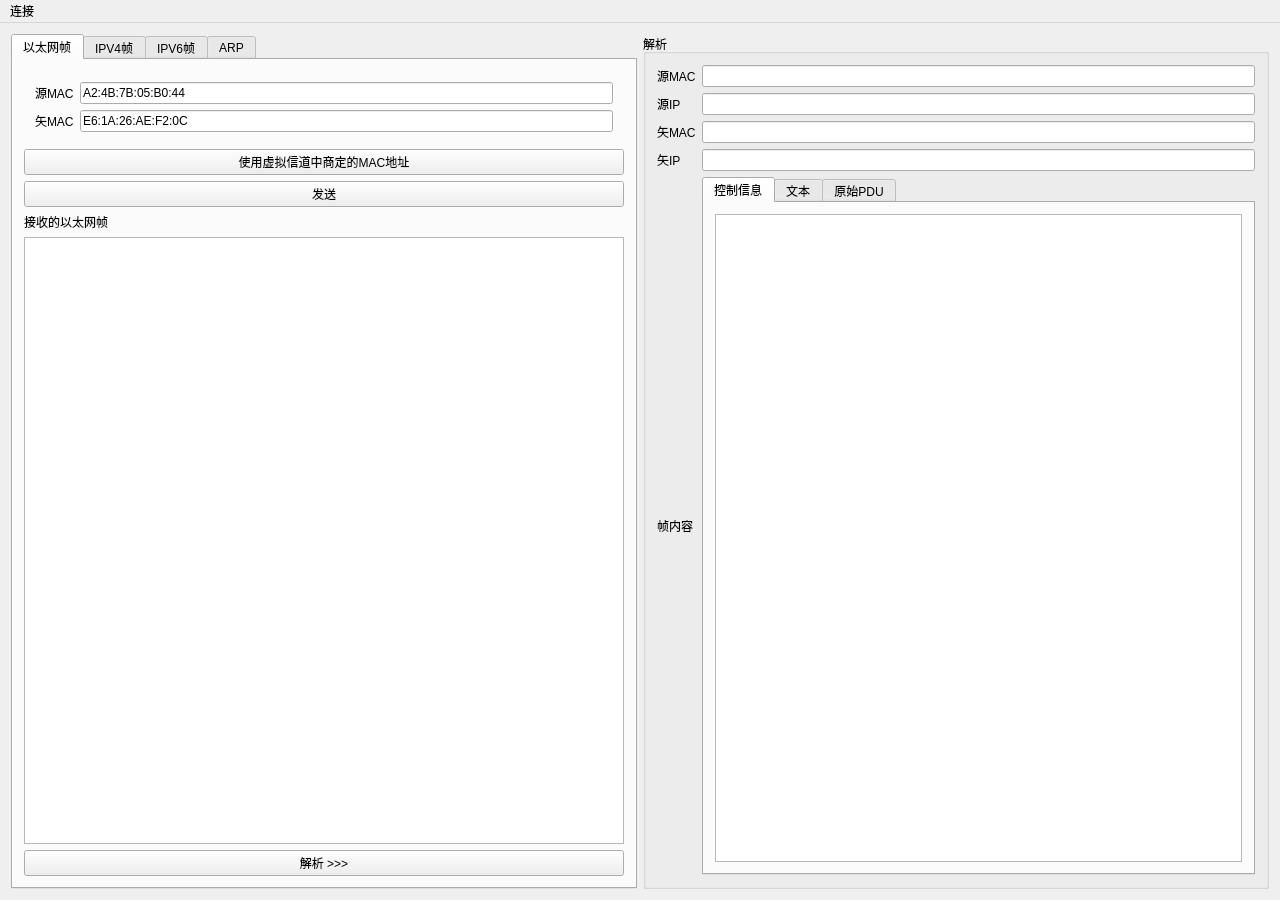
This is UI/mainwindow.ui in liricliu/PDUPacker as Qt 5 draws it before an edit. The edited form follows.
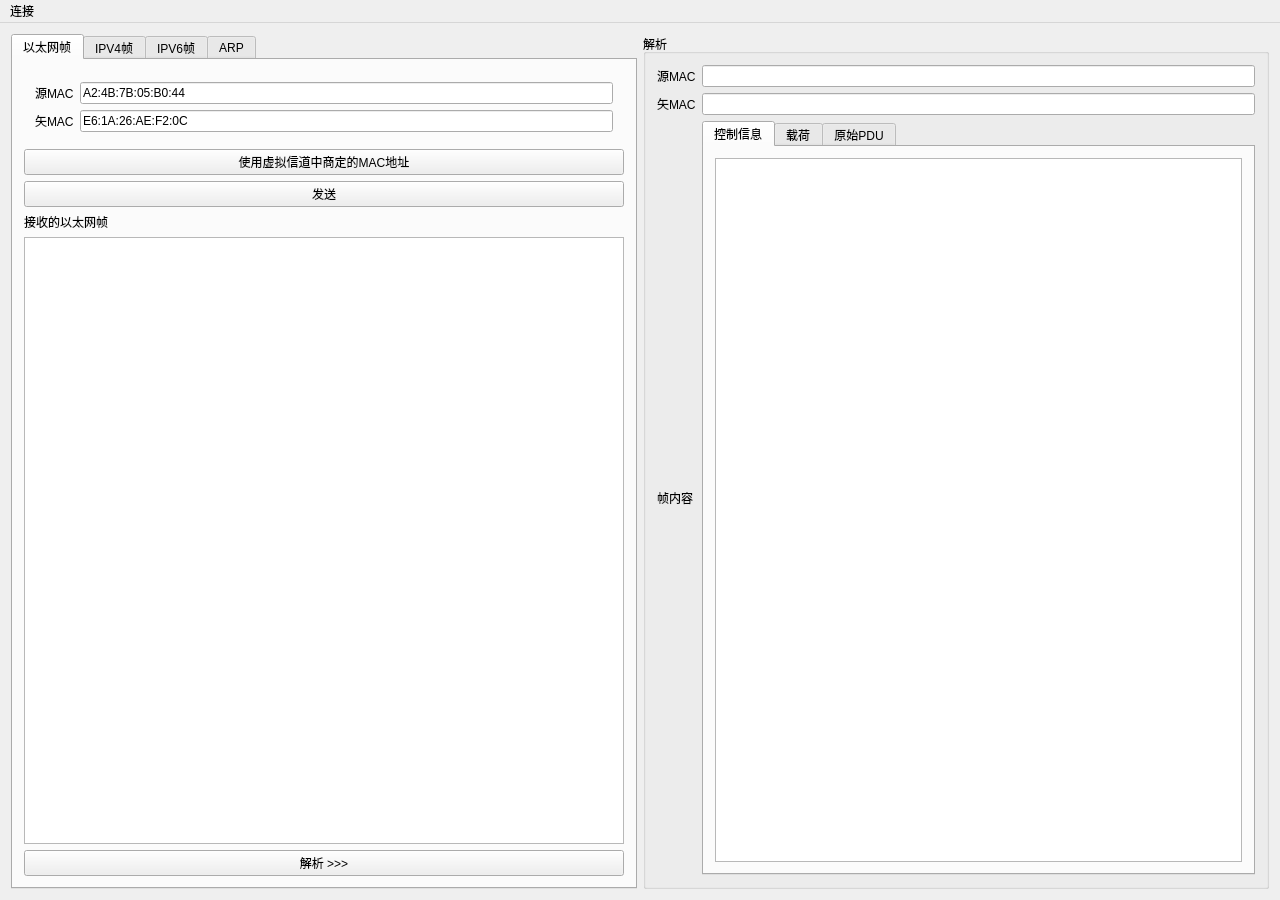
This is the edited form.

Commit message: 完成了IPV4载荷的检验

What changed in the file:
```diff
--- a/UI/mainwindow.ui
+++ b/UI/mainwindow.ui
@@ -724,6 +724,27 @@
       </property>
       <layout class="QGridLayout" name="gridLayout_3">
        <item row="3" column="0">
+        <widget class="QLabel" name="label_8">
+         <property name="text">
+          <string>帧内容</string>
+         </property>
+        </widget>
+       </item>
+       <item row="0" column="0">
+        <widget class="QLabel" name="label_4">
+         <property name="text">
+          <string>源MAC</string>
+         </property>
+        </widget>
+       </item>
+       <item row="0" column="2">
+        <widget class="QLineEdit" name="lineEdit">
+         <property name="readOnly">
+          <bool>true</bool>
+         </property>
+        </widget>
+       </item>
+       <item row="2" column="0">
         <widget class="QLabel" name="label_6">
          <property name="text">
           <string>矢MAC</string>
@@ -731,34 +752,6 @@
         </widget>
        </item>
        <item row="3" column="2">
-        <widget class="QLineEdit" name="lineEdit_4">
-         <property name="readOnly">
-          <bool>true</bool>
-         </property>
-        </widget>
-       </item>
-       <item row="4" column="0">
-        <widget class="QLabel" name="label_7">
-         <property name="text">
-          <string>矢IP</string>
-         </property>
-        </widget>
-       </item>
-       <item row="5" column="0">
-        <widget class="QLabel" name="label_8">
-         <property name="text">
-          <string>帧内容</string>
-         </property>
-        </widget>
-       </item>
-       <item row="2" column="2">
-        <widget class="QLineEdit" name="lineEdit_2">
-         <property name="readOnly">
-          <bool>true</bool>
-         </property>
-        </widget>
-       </item>
-       <item row="5" column="2">
         <widget class="QTabWidget" name="tabWidget_2">
          <property name="currentIndex">
           <number>0</number>
@@ -782,7 +775,7 @@
          </widget>
          <widget class="QWidget" name="tab_2">
           <attribute name="title">
-           <string>文本</string>
+           <string>载荷</string>
           </attribute>
           <layout class="QHBoxLayout" name="horizontalLayout_3">
            <item>
@@ -810,29 +803,8 @@
          </widget>
         </widget>
        </item>
-       <item row="2" column="0">
-        <widget class="QLabel" name="label_5">
-         <property name="text">
-          <string>源IP</string>
-         </property>
-        </widget>
-       </item>
-       <item row="0" column="0">
-        <widget class="QLabel" name="label_4">
-         <property name="text">
-          <string>源MAC</string>
-         </property>
-        </widget>
-       </item>
-       <item row="0" column="2">
-        <widget class="QLineEdit" name="lineEdit">
-         <property name="readOnly">
-          <bool>true</bool>
-         </property>
-        </widget>
-       </item>
-       <item row="4" column="2">
-        <widget class="QLineEdit" name="lineEdit_5">
+       <item row="2" column="2">
+        <widget class="QLineEdit" name="lineEdit_4">
          <property name="readOnly">
           <bool>true</bool>
          </property>
```
The commit also changes 6 other files.
